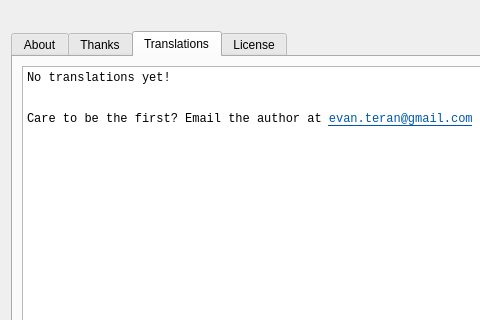
Before: the Qt Designer form source/DialogAbout.ui in eteran/nedit-ng, drawn with Qt 5; both pictures show x 0 to 480 and y 0 to 320 of the 635 by 480 pixel window.
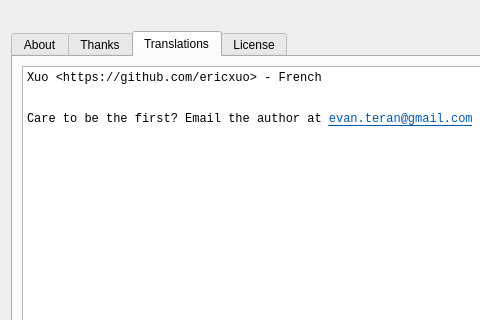
After: the same form once the commit is applied. The open tabs and pages were chosen to show the change. Icons and pictures are not drawn.

Commit message: adding translator to about dialog! Thanks Xuo!

What changed in the file:
```diff
--- a/source/DialogAbout.ui
+++ b/source/DialogAbout.ui
@@ -102,7 +102,7 @@
 &lt;html&gt;&lt;head&gt;&lt;meta name=&quot;qrichtext&quot; content=&quot;1&quot; /&gt;&lt;style type=&quot;text/css&quot;&gt;
 p, li { white-space: pre-wrap; }
 &lt;/style&gt;&lt;/head&gt;&lt;body style=&quot; font-family:'Monospace'; font-size:10pt; font-weight:400; font-style:normal;&quot;&gt;
-&lt;p style=&quot; margin-top:12px; margin-bottom:12px; margin-left:0px; margin-right:0px; -qt-block-indent:0; text-indent:0px;&quot;&gt;&lt;span style=&quot; font-size:9pt;&quot;&gt;No translations yet!&lt;/span&gt;&lt;/p&gt;
+&lt;p style=&quot; margin-top:12px; margin-bottom:12px; margin-left:0px; margin-right:0px; -qt-block-indent:0; text-indent:0px;&quot;&gt;&lt;span style=&quot; font-size:9pt;&quot;&gt;Xuo &amp;lt;https://github.com/ericxuo&amp;gt; - French&lt;/span&gt;&lt;/p&gt;
 &lt;p style=&quot; margin-top:12px; margin-bottom:12px; margin-left:0px; margin-right:0px; -qt-block-indent:0; text-indent:0px;&quot;&gt;&lt;span style=&quot; font-size:9pt;&quot;&gt;&lt;br /&gt;Care to be the first? Email the author at &lt;/span&gt;&lt;a href=&quot;mailto:evan.teran@gmail.com&quot;&gt;&lt;span style=&quot; font-size:9pt; text-decoration: underline; color:#0057ae;&quot;&gt;evan.teran@gmail.com&lt;/span&gt;&lt;/a&gt;&lt;/p&gt;&lt;/body&gt;&lt;/html&gt;</string>
          </property>
          <property name="textInteractionFlags">
```
